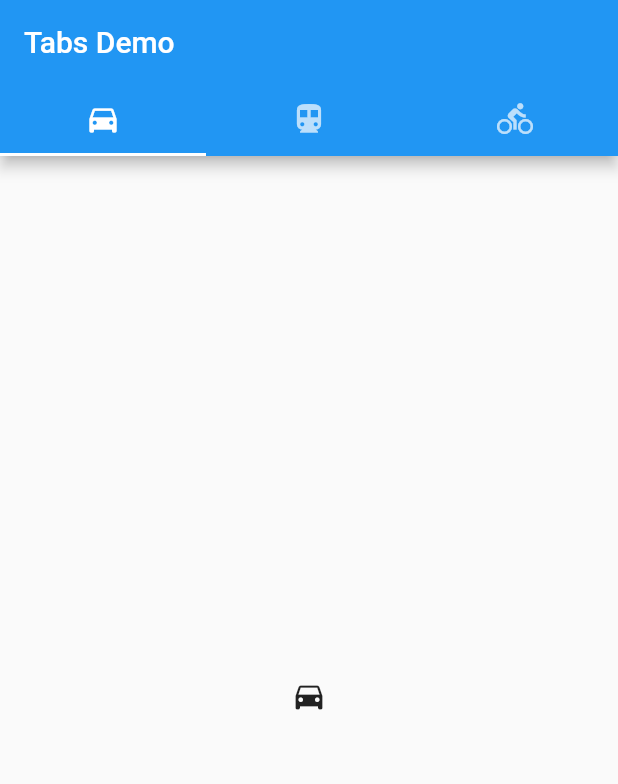
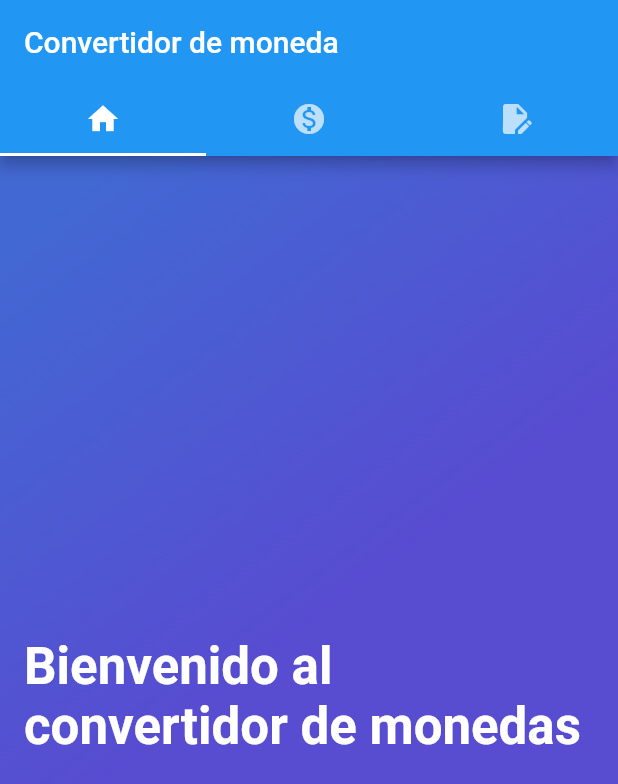
Before and after one commit to Adrian-Garcia-Cuya/taller3, a Flutter app: the screen it shows after launch, on a phone screen of 412 x 824 dp. Shown: the top 784 px of the screen. Run offline on Flutter 3.47's test engine with Material 2 defaults, Android fonts, the phone set to English and light mode, and no system bars.

Commit message:
ventana 1 del taller 3

```diff
--- /dev/null
+++ b/lib/converter.dart
@@ -0,0 +1,18 @@
+import 'package:flutter/material.dart';
+
+class Converter extends StatefulWidget {
+  const Converter({super.key});
+
+  @override
+  State<Converter> createState() => _ConverterState();
+}
+
+class _ConverterState extends State<Converter> {
+  @override
+  Widget build(BuildContext context) {
+    return Center(
+        child: ListView(
+      children: const [Text('data')],
+    ));
+  }
+}
--- a/lib/home.dart
+++ b/lib/home.dart
@@ -1,4 +1,5 @@
 import 'package:flutter/material.dart';
+import 'package:taller_3/converter.dart';
 
 class Home extends StatelessWidget {
   const Home({super.key});
@@ -9,20 +10,50 @@ class Home extends StatelessWidget {
       appBar: AppBar(
         bottom: const TabBar(
           tabs: [
-            Tab(icon: Icon(Icons.directions_car)),
-            Tab(icon: Icon(Icons.directions_transit)),
-            Tab(icon: Icon(Icons.directions_bike)),
+            Tab(icon: Icon(Icons.home)),
+            Tab(icon: Icon(Icons.monetization_on)),
+            Tab(icon: Icon(Icons.edit_document)),
           ],
         ),
-        title: const Text('Tabs Demo'),
+        title: const Text('Convertidor de moneda'),
       ),
       body: const TabBarView(
         children: [
-          Icon(Icons.directions_car),
-          Icon(Icons.directions_transit),
+          Presentation(),
+          Converter(),
           Icon(Icons.directions_bike),
         ],
       ),
     );
   }
 }
+
+class Presentation extends StatelessWidget {
+  const Presentation({super.key});
+
+  @override
+  Widget build(BuildContext context) {
+    return Container(
+        padding: const EdgeInsets.only(left: 16, right: 16),
+        decoration: const BoxDecoration(
+          gradient: LinearGradient(
+            // Where the linear gradient begins and ends
+            begin: FractionalOffset(0.2, 0.0),
+            end: FractionalOffset(1.0, 0.6),
+            stops: [0.0, 0.6],
+            tileMode: TileMode.clamp,
+            colors: [
+              Color(0xFF4268D3),
+              Color(0xFF584CD1),
+            ],
+          ),
+        ),
+        child: const Center(
+          child: Text(
+            'Bienvenido al convertidor de monedas',
+            style: TextStyle(
+                fontWeight: FontWeight.bold, fontSize: 34, color: Colors.white),
+          ),
+        ));
+  }
+}
--- /dev/null
+++ b/lib/register.dart
@@ -0,0 +1 @@
+import 'package:flutter/material.dart';
```
